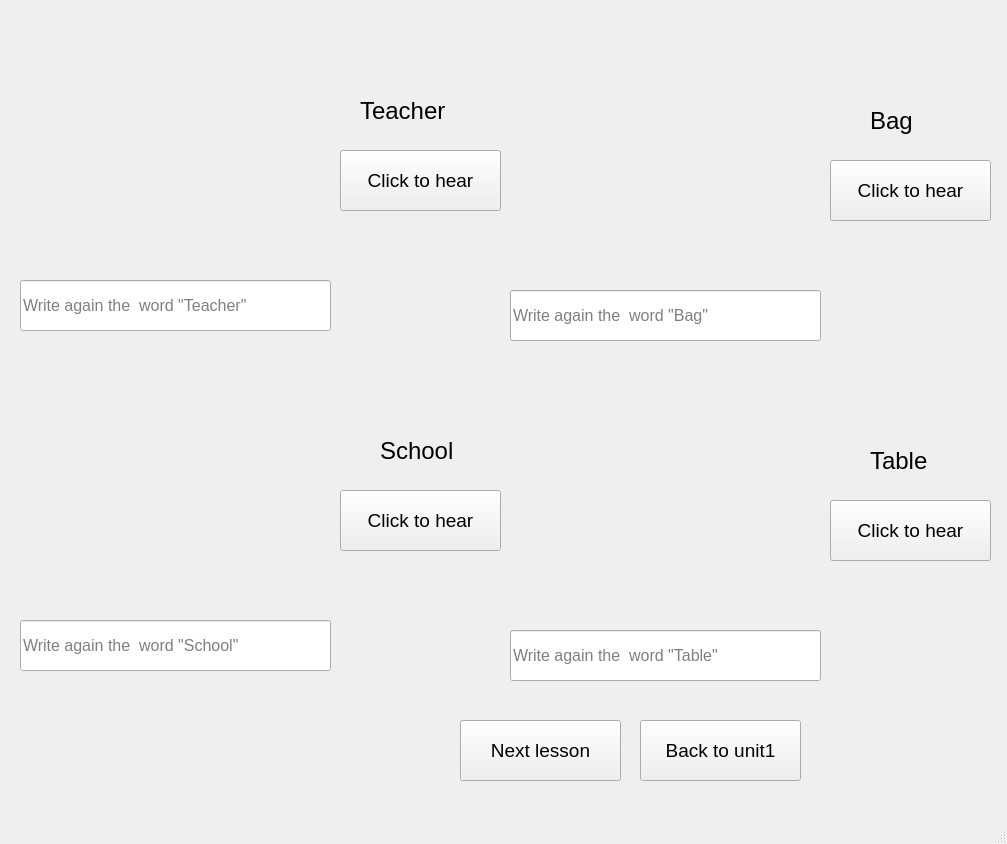
First picture: the form in SPCK/Gui/school2.ui, repository trongphuc1/TL-C4K-PTI01-, before the edit.
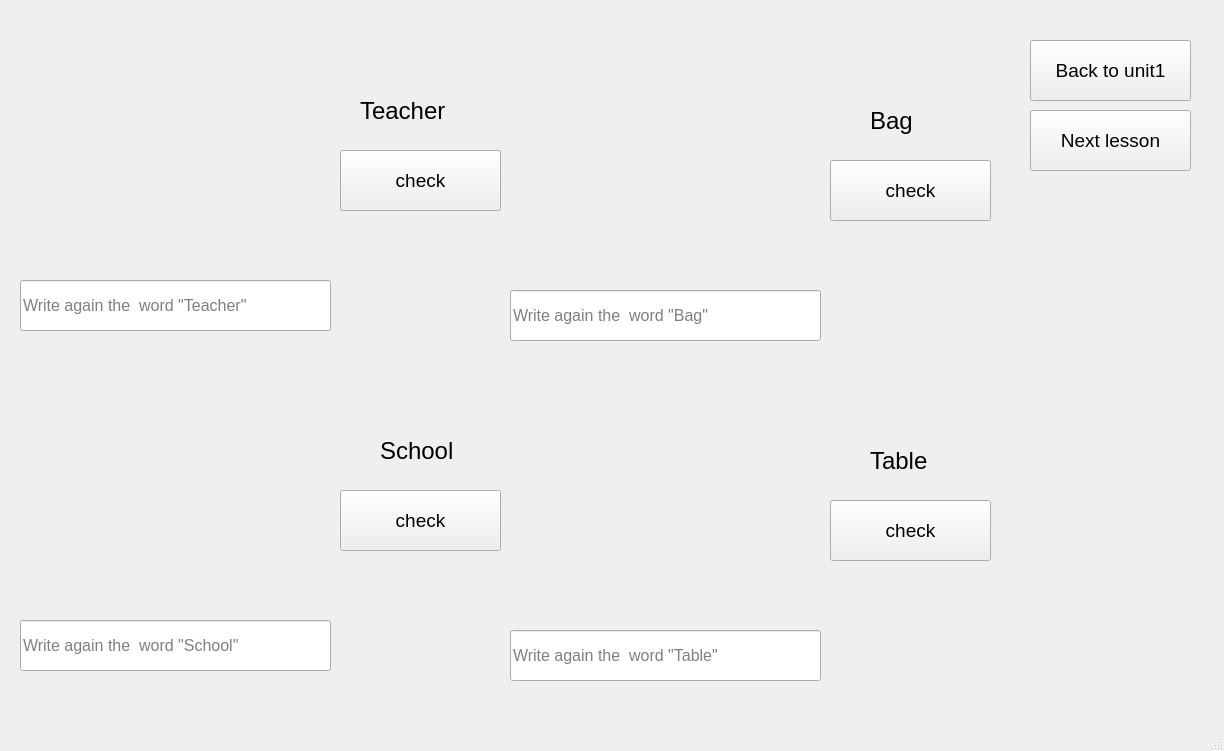
Second picture: the form after the edit. Icons and pictures are not drawn.

What changed in the file:
```diff
--- a/SPCK/Gui/school2.ui
+++ b/SPCK/Gui/school2.ui
@@ -6,8 +6,8 @@
    <rect>
     <x>0</x>
     <y>0</y>
-    <width>1007</width>
-    <height>844</height>
+    <width>1224</width>
+    <height>751</height>
    </rect>
   </property>
   <property name="windowTitle">
@@ -47,7 +47,7 @@
      </font>
     </property>
     <property name="text">
-     <string>Click to hear</string>
+     <string>check</string>
     </property>
    </widget>
    <widget class="QLabel" name="label_2">
@@ -163,14 +163,14 @@
      </font>
     </property>
     <property name="text">
-     <string>Click to hear</string>
+     <string>check</string>
     </property>
    </widget>
    <widget class="QPushButton" name="pushButton_3">
     <property name="geometry">
      <rect>
-      <x>460</x>
-      <y>720</y>
+      <x>1030</x>
+      <y>110</y>
       <width>161</width>
       <height>61</height>
      </rect>
@@ -187,8 +187,8 @@
    <widget class="QPushButton" name="pushButton_4">
     <property name="geometry">
      <rect>
-      <x>640</x>
-      <y>720</y>
+      <x>1030</x>
+      <y>40</y>
       <width>161</width>
       <height>61</height>
      </rect>
@@ -275,7 +275,7 @@
      </font>
     </property>
     <property name="text">
-     <string>Click to hear</string>
+     <string>check</string>
     </property>
    </widget>
    <widget class="QPushButton" name="pushButton_7">
@@ -293,7 +293,7 @@
      </font>
     </property>
     <property name="text">
-     <string>Click to hear</string>
+     <string>check</string>
     </property>
    </widget>
    <widget class="QLabel" name="label_7">
```
Left out of the diff: 16 changed lines with no effect on the pictures.
